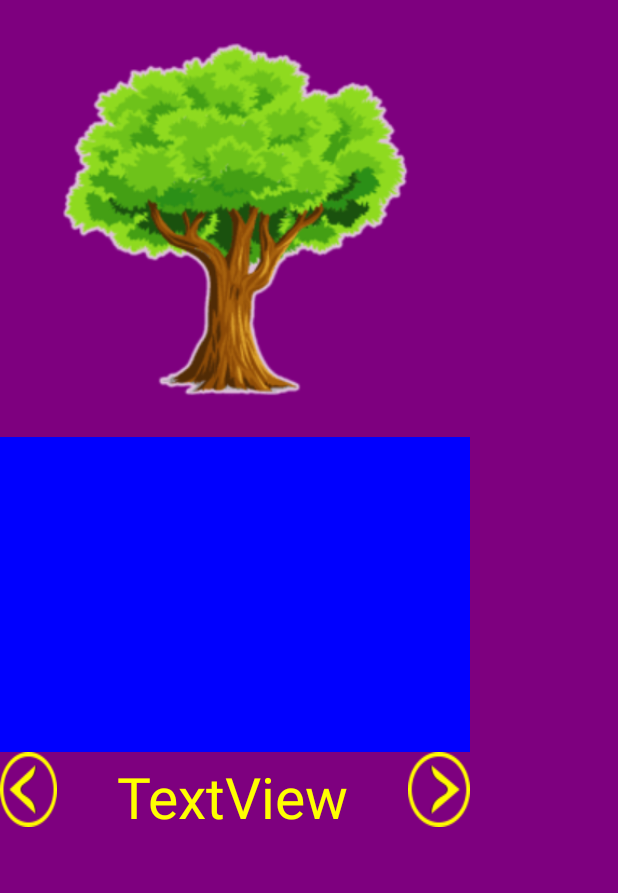
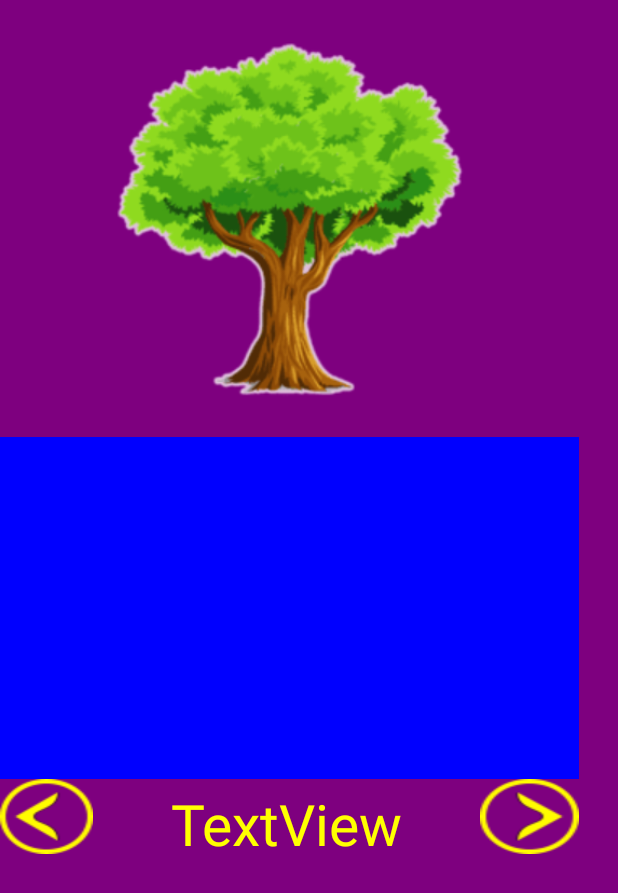
Before and after one commit to manuel60altamirano/proyectoAbecedario, an Android app: the layout activity_alf.xml on its own in the app's theme, with its tools: preview values and no code run, on a phone screen of 412 x 824 dp. Shown: the top 893 px of the screen. Run offline under Robolectric (Android 15) with nearby library versions, the phone set to English and light mode, and no system bars.

Commit message:
Merge remote-tracking branch 'origin/master'
# Conflicts:
#	app/src/main/java/com/mensajeaveloz/androidgit/MainActivity.java

```diff
--- a/app/src/main/AndroidManifest.xml
+++ b/app/src/main/AndroidManifest.xml
@@ -17,6 +17,7 @@
             </intent-filter>
         </activity>
         <activity android:name=".Numeros" />
+        <activity android:name=".Alfabeto"/>
         <activity android:name=".Sentidos"/>
         <activity android:name=".MainActivity">
 
--- a/app/src/main/java/com/mensajeaveloz/androidgit/Alfabeto.java
+++ b/app/src/main/java/com/mensajeaveloz/androidgit/Alfabeto.java
@@ -1,7 +1,6 @@
 package com.mensajeaveloz.androidgit;
 
 
-import android.annotation.SuppressLint;
 import android.support.v7.app.AppCompatActivity;
 import android.os.Bundle;
 import android.view.View;
@@ -21,7 +20,6 @@ public class Alfabeto extends AppCompatActivity {
 
     String[]mayu={"A","B","C","D","E","F","G","H","I","J","K","L","M","N","Ñ","O","P","Q","R","S","T","U","V","W","X","Y","Z"};
     String[]minu={"a","b","c","d","e","f","g","h","i","j","k","l","m","n","ñ","o","p","q","r","s","t","u","v","w","x","y","z"};
-    @SuppressLint("WrongViewCast")
     @Override
     protected void onCreate(Bundle savedInstanceState) {
         super.onCreate(savedInstanceState);
--- a/app/src/main/res/layout/activity_alf.xml
+++ b/app/src/main/res/layout/activity_alf.xml
@@ -8,11 +8,12 @@
     tools:context=".Alfabeto">
 
     <LinearLayout
-        android:layout_width="wrap_content"
-        android:layout_height="wrap_content"
+        android:layout_width="386dp"
+        android:layout_height="642dp"
         android:orientation="vertical"
         tools:ignore="MissingConstraints"
-        tools:layout_editor_absoluteX="9dp">
+        tools:layout_editor_absoluteX="9dp"
+        tools:layout_editor_absoluteY="5dp">
         <!--Jhonatan Jhimy Condori Apaza-->
         <LinearLayout
             android:id="@+id/img"
@@ -30,7 +31,7 @@
         <LinearLayout
             android:id="@+id/body"
             android:layout_width="match_parent"
-            android:layout_height="210dp"
+            android:layout_height="228dp"
             android:orientation="horizontal">
 
             <TextView
@@ -48,8 +49,8 @@
                 android:id="@+id/min"
                 android:layout_width="wrap_content"
                 android:layout_height="match_parent"
+                android:layout_weight="1"
                 android:background="#0000ff"
-                android:layout_weight="1"
                 android:fontFamily="cursive"
                 android:gravity="center"
                 android:textColor="#ffffff"
@@ -73,7 +74,7 @@
             <TextView
                 android:id="@+id/nom"
                 android:layout_width="234dp"
-                android:layout_height="59dp"
+                android:layout_height="match_parent"
                 android:layout_gravity="center"
                 android:layout_weight="1"
                 android:gravity="center"
```
